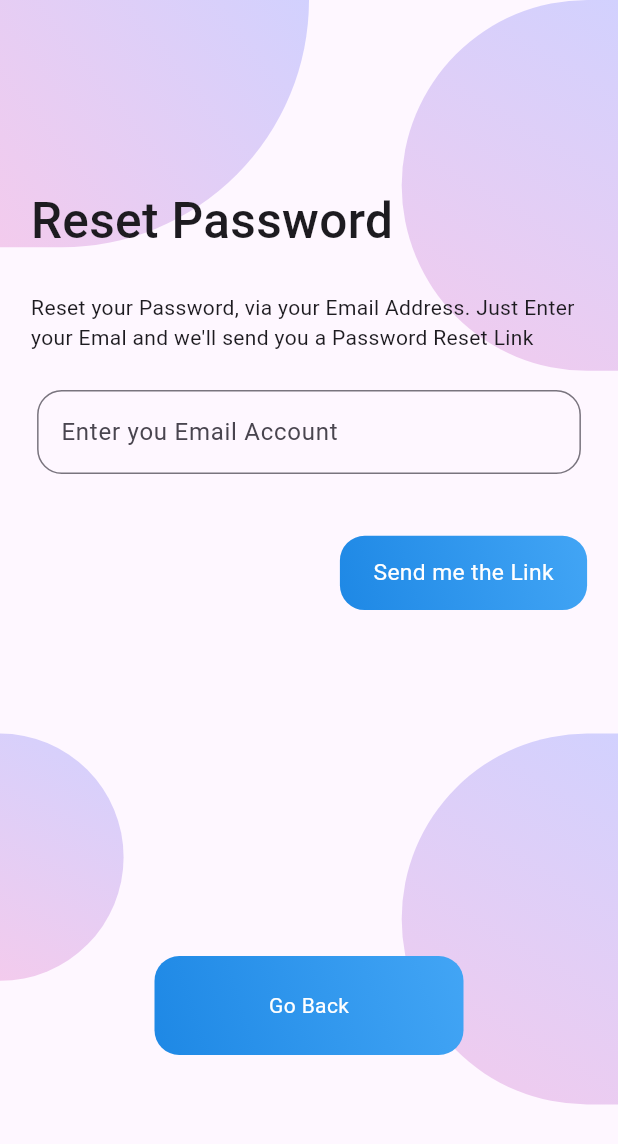
After one commit to justaman045/spendwise, a Flutter app: the ResetPassword screen opened directly, on a phone screen of 412 x 824 dp. The commit adds this screen. Shown: the top 1144 px of the screen. Run offline on Flutter 3.47's test engine with Material 3 defaults, Android fonts, the phone set to English and light mode, and no system bars; our stand-ins replace countup, get, permission_handler, syncfusion_flutter_charts; missing offline and left inert: flutter_sms_inbox.

Commit message:
Completed with the Screen UI Development

```diff
--- a/lib/Screens/change_password.dart
+++ b/lib/Screens/change_password.dart
@@ -9,10 +9,6 @@ class ChangePassword extends StatelessWidget {
     final double height = MediaQuery.of(context).size.height;
     final double width = MediaQuery.of(context).size.width;
     return Scaffold(
-      // appBar: AppBar(
-      //   title: const Text("Change Password"),
-      //   centerTitle: true,
-      // ),
       body: Column(
         children: [
           Stack(
--- a/lib/Screens/login.dart
+++ b/lib/Screens/login.dart
@@ -5,6 +5,7 @@ import 'package:spendwise/Components/gradient_color.dart';
 import 'package:spendwise/Components/login_ball.dart';
 import 'package:spendwise/Requirements/data.dart';
 import 'package:spendwise/Screens/home_page.dart';
+import 'package:spendwise/Screens/reset_password.dart';
 import 'package:spendwise/Screens/signup.dart';
 
 class Login extends StatelessWidget {
@@ -138,6 +139,8 @@ class Login extends StatelessWidget {
                 ],
               ),
             ),
+            Stack(
+              children: [
                 Row(
                   crossAxisAlignment: CrossAxisAlignment.start,
                   children: [
@@ -158,6 +161,41 @@ class Login extends StatelessWidget {
                       heightOfBall: 0.05,
                       radiusOfBall: 0.2,
                     ),
+                    Padding(
+                      padding: EdgeInsets.only(
+                        top: height * 0.03,
+                        left: width * 0.11,
+                      ),
+                      child: GestureDetector(
+                        onTap: () {
+                          Get.off(
+                            routeName: "saveAndAdd",
+                            () => const ResetPassword(),
+                            curve: customCurve,
+                            transition: customTrans,
+                            duration: duration,
+                          );
+                        },
+                        child: Container(
+                          width: width * 0.35,
+                          height: height * 0.055,
+                          decoration: BoxDecoration(
+                            borderRadius: BorderRadius.circular(width * 0.04),
+                            gradient: LinearGradient(
+                              begin: Alignment.topRight,
+                              end: Alignment.bottomLeft,
+                              colors: [
+                                Colors.blue.shade400,
+                                Colors.blue.shade600,
+                              ],
+                            ),
+                          ),
+                          child: const Center(child: Text("Reset Password")),
+                        ),
+                      ),
+                    ),
+                  ],
+                ),
               ],
             ),
           ],
--- /dev/null
+++ b/lib/Screens/reset_password.dart
@@ -0,0 +1,216 @@
+import "package:flutter/material.dart";
+import "package:get/get.dart";
+
+class ResetPassword extends StatelessWidget {
+  const ResetPassword({super.key});
+
+  @override
+  Widget build(BuildContext context) {
+    final double height = MediaQuery.of(context).size.height;
+    final double width = MediaQuery.of(context).size.width;
+    return Scaffold(
+      body: Column(
+        children: [
+          Stack(
+            children: [
+              Container(
+                height: height * 0.2,
+                width: width * 0.5,
+                decoration: BoxDecoration(
+                  borderRadius: BorderRadius.only(
+                    bottomRight: Radius.circular(height * 0.3),
+                  ),
+                  gradient: const LinearGradient(
+                    begin: Alignment.topRight,
+                    end: Alignment.bottomLeft,
+                    colors: [
+                      Color.fromRGBO(210, 209, 254, 1),
+                      Color.fromRGBO(243, 203, 237, 1),
+                    ],
+                  ),
+                ),
+              ),
+              Padding(
+                padding: EdgeInsets.only(left: width * 0.65),
+                child: Container(
+                  height: height * 0.3,
+                  width: width * 0.35,
+                  decoration: BoxDecoration(
+                    borderRadius: BorderRadius.only(
+                      topLeft: Radius.circular(height * 0.3),
+                      bottomLeft: Radius.circular(height * 0.3),
+                    ),
+                    gradient: const LinearGradient(
+                      begin: Alignment.topRight,
+                      end: Alignment.bottomLeft,
+                      colors: [
+                        Color.fromRGBO(210, 209, 254, 1),
+                        Color.fromRGBO(243, 203, 237, 1),
+                      ],
+                    ),
+                  ),
+                ),
+              ),
+              SafeArea(
+                child: Column(
+                  crossAxisAlignment: CrossAxisAlignment.start,
+                  children: [
+                    Padding(
+                      padding: EdgeInsets.only(
+                        top: height * 0.15,
+                        left: width * 0.05,
+                      ),
+                      child: Text(
+                        "Reset Password",
+                        style: TextStyle(
+                          fontSize: height * 0.04,
+                          fontWeight: FontWeight.w500,
+                        ),
+                      ),
+                    ),
+                    Padding(
+                      padding: EdgeInsets.only(
+                        left: width * 0.05,
+                        top: height * 0.03,
+                      ),
+                      child: Text(
+                        "Reset your Password, via your Email Address. Just Enter your Emal and we'll send you a Password Reset Link",
+                        style: TextStyle(fontSize: height * 0.017),
+                      ),
+                    ),
+                    Padding(
+                      padding: EdgeInsets.only(
+                        left: width * 0.06,
+                        top: height * 0.03,
+                        right: width * 0.06,
+                      ),
+                      child: TextFormField(
+                        decoration: InputDecoration(
+                          label: const Text("Enter you Email Account"),
+                          border: OutlineInputBorder(
+                            borderRadius: BorderRadius.circular(width * 0.04),
+                          ),
+                        ),
+                      ),
+                    ),
+                    Padding(
+                      padding: EdgeInsets.only(
+                          top: height * 0.05, left: width * 0.55),
+                      child: GestureDetector(
+                        child: Container(
+                          decoration: BoxDecoration(
+                            borderRadius: BorderRadius.circular(width * 0.04),
+                            gradient: LinearGradient(
+                              begin: Alignment.topRight,
+                              end: Alignment.bottomLeft,
+                              colors: [
+                                Colors.blue.shade400,
+                                Colors.blue.shade600,
+                              ],
+                            ),
+                          ),
+                          width: width * 0.4,
+                          height: height * 0.06,
+                          child: Center(
+                            child: Text(
+                              "Send me the Link",
+                              style: TextStyle(
+                                color: Colors.white,
+                                fontSize: width * 0.037,
+                              ),
+                            ),
+                          ),
+                        ),
+                      ),
+                    ),
+                    Padding(
+                      padding: EdgeInsets.only(top: height * 0.1),
+                      child: Stack(
+                        children: [
+                          Container(
+                            height: height * 0.2,
+                            width: width * 0.2,
+                            decoration: BoxDecoration(
+                              borderRadius: BorderRadius.only(
+                                bottomRight: Radius.circular(height * 0.3),
+                                topRight: Radius.circular(height * 0.3),
+                              ),
+                              gradient: const LinearGradient(
+                                begin: Alignment.topRight,
+                                end: Alignment.bottomLeft,
+                                colors: [
+                                  Color.fromRGBO(210, 209, 254, 1),
+                                  Color.fromRGBO(243, 203, 237, 1),
+                                ],
+                              ),
+                            ),
+                          ),
+                          Positioned(
+                            child: Padding(
+                              padding: EdgeInsets.only(left: width * 0.65),
+                              child: Container(
+                                height: height * 0.3,
+                                width: width * 0.35,
+                                decoration: BoxDecoration(
+                                  borderRadius: BorderRadius.only(
+                                    topLeft: Radius.circular(height * 0.3),
+                                    bottomLeft: Radius.circular(height * 0.3),
+                                  ),
+                                  gradient: const LinearGradient(
+                                    begin: Alignment.topRight,
+                                    end: Alignment.bottomLeft,
+                                    colors: [
+                                      Color.fromRGBO(210, 209, 254, 1),
+                                      Color.fromRGBO(243, 203, 237, 1),
+                                    ],
+                                  ),
+                                ),
+                              ),
+                            ),
+                          ),
+                          Positioned(
+                            bottom: height * 0.04,
+                            child: Padding(
+                              padding: EdgeInsets.only(left: width * 0.25),
+                              child: GestureDetector(
+                                onTap: () => Get.back(),
+                                child: Container(
+                                  width: width * 0.5,
+                                  height: height * 0.08,
+                                  decoration: BoxDecoration(
+                                    borderRadius:
+                                        BorderRadius.circular(width * 0.04),
+                                    gradient: LinearGradient(
+                                      begin: Alignment.topRight,
+                                      end: Alignment.bottomLeft,
+                                      colors: [
+                                        Colors.blue.shade400,
+                                        Colors.blue.shade600,
+                                      ],
+                                    ),
+                                  ),
+                                  child: const Center(
+                                    child: Text(
+                                      "Go Back",
+                                      style: TextStyle(
+                                        color: Colors.white,
+                                      ),
+                                    ),
+                                  ),
+                                ),
+                              ),
+                            ),
+                          ),
+                        ],
+                      ),
+                    )
+                  ],
+                ),
+              ),
+            ],
+          ),
+        ],
+      ),
+    );
+  }
+}
```
Lines whose indentation alone changed are shown as unchanged.
